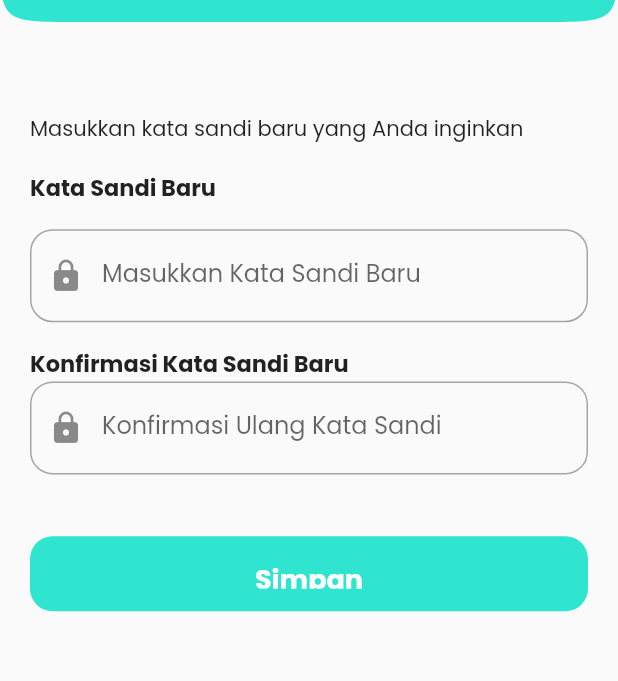
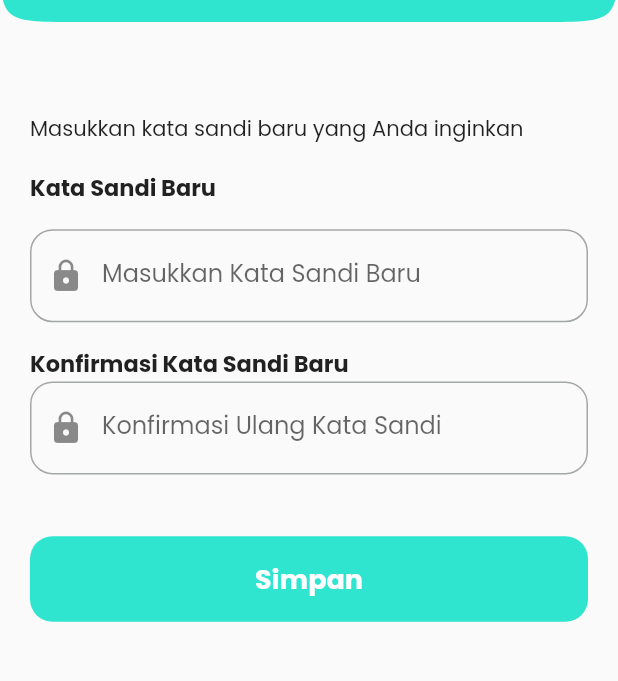
Before and after one commit to adyfp24/chiligrow-app-flutter, a Flutter app: the ResetPasswordPage screen opened by its route, on a phone screen of 412 x 824 dp, the part 62-743 px from its top. Run offline on Flutter 3.47's test engine with Material 2 defaults, Android fonts, the light colour scheme and no system bars; our stand-ins replace flutter_secure_storage, google_fonts; accounts and stored records are empty; network calls fail.

Commit message:
fix: fixing ui

```diff
--- a/lib/views/fragments/pemupukan/jadwal_pemupukan.dart
+++ b/lib/views/fragments/pemupukan/jadwal_pemupukan.dart
@@ -16,15 +16,15 @@ class JadwalPemupukan extends StatelessWidget {
         mainAxisAlignment: MainAxisAlignment.center,
         children: [
           Container(
+            padding: EdgeInsets.only(bottom: 40),
             width: 300,
-            height: 350,
             decoration: BoxDecoration(
                 border: Border.all(style: BorderStyle.solid),
                 borderRadius: BorderRadius.circular(15)),
             child: Column(
               crossAxisAlignment: CrossAxisAlignment.center,
               children: [
-                SizedBox(height: 30),
+                SizedBox(height: 40),
                 Container(
                   height: 40,
                   width: double.infinity,
@@ -41,7 +41,6 @@ class JadwalPemupukan extends StatelessWidget {
                 SizedBox(height: 35),
                 Container(
                   width: 250,
-                  height: 200,
                   child: Column(
                     children: [
                       Row(
--- a/lib/views/fragments/simulasi_fragment.dart
+++ b/lib/views/fragments/simulasi_fragment.dart
@@ -151,7 +151,7 @@ class _SimulasiFragmentState extends State<SimulasiFragment> {
                     'Lihat',
                     style: TextStyle(
                       fontSize: 18,
-                      fontWeight: FontWeight.w500,
+                      fontWeight: FontWeight.bold,
                       color: Colors.black,
                     ),
                   ),
--- a/lib/views/pages/auth/new_password.dart
+++ b/lib/views/pages/auth/new_password.dart
@@ -1,12 +1,29 @@
 part of '../page.dart';
 
-class ResetPasswordPage extends StatelessWidget {
+class ResetPasswordPage extends StatefulWidget {
   const ResetPasswordPage({Key? key}) : super(key: key);
 
   @override
-  Widget build(BuildContext context) {
-    TextEditingController _passController = TextEditingController();
-    TextEditingController _konfirmPassController = TextEditingController();
+  _ResetPasswordPageState createState() => _ResetPasswordPageState();
+}
+
+class _ResetPasswordPageState extends State<ResetPasswordPage> {
+  late TextEditingController _passController;
+  late TextEditingController _konfirmPassController;
+
+  @override
+  void initState() {
+    super.initState();
+    _passController = TextEditingController();
+    _konfirmPassController = TextEditingController();
+  }
+
+  @override
+  void dispose() {
+    _passController.dispose();
+    _konfirmPassController.dispose();
+    super.dispose();
+  }
 
   void _savePassword() {
     String password = _passController.text;
@@ -28,6 +45,8 @@ class ResetPasswordPage extends StatelessWidget {
     }
   }
 
+  @override
+  Widget build(BuildContext context) {
     return Scaffold(
       appBar: AppBar(
         title: Text(
@@ -45,12 +64,12 @@ class ResetPasswordPage extends StatelessWidget {
         leading: IconButton(
           icon: Icon(Icons.arrow_back, color: Colors.black),
           onPressed: () {
-            // Ganti homepageKey sesuai dengan konteks aplikasi Anda
             Navigator.pop(context);
           },
         ),
         elevation: 0,
       ),
+      resizeToAvoidBottomInset: false,
       body: Padding(
         padding: EdgeInsets.all(20),
         child: Column(
@@ -110,7 +129,6 @@ class ResetPasswordPage extends StatelessWidget {
             ),
             Container(
               width: double.infinity,
-              height: 50,
               child: TextButton(
                 onPressed: _savePassword,
                 child: Text(
```
Also changed, not shown: lib/views/fragments/penyiraman_fragment.dart (+7 -7 lines), lib/views/pages/auth/detail_regist.dart (+34 -9 lines), lib/views/pages/auth/login.dart (+28 -14 lines), lib/views/pages/homepage.dart (+6 -4 lines), lib/views/pages/profile/profile.dart (+19 -9 lines). Lines whose indentation alone changed are shown as unchanged.
